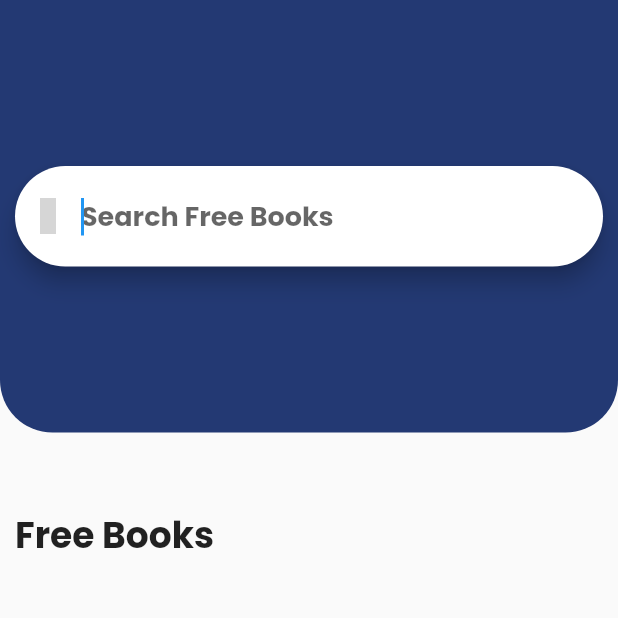
After one commit to hephzisoft/app_book, a Flutter app: the FreeBooks screen opened directly, after a tap on "Search Free Books", on a phone screen of 412 x 824 dp, the top half of it. The commit adds this screen. Run offline on Flutter 3.47's test engine with Material 2 defaults, Android fonts, the phone set to English and light mode, and no system bars; our stand-ins replace google_fonts, iconly; network calls fail; grey boxes are pictures that could not be loaded.

Commit message:
Finished the application

```diff
--- a/lib/main.dart
+++ b/lib/main.dart
@@ -23,7 +23,7 @@ class App extends StatelessWidget {
         initialRoute: '/',
         routes: {
           '/': (ctx) => const TabScreen(),
-          BookDetailsScreen.routeName: (ctx) => const BookDetailsScreen(),
+          BookDetailsScreen.routeName: (ctx) =>  const BookDetailsScreen(),
         },
         theme: AppTheme.theme,
       ),
--- a/lib/models/providers/book_providers.dart
+++ b/lib/models/providers/book_providers.dart
@@ -22,7 +22,6 @@ class BookProvider extends ChangeNotifier {
 
       final List<Books> loadedBooks = [];
 
-
       for (var book in extractedData) {
         var uuid = const Uuid().v4();
         loadedBooks.add(Books(
@@ -36,9 +35,11 @@ class BookProvider extends ChangeNotifier {
       }
 
       _allBooks = loadedBooks;
-    } catch (error) {
+    } catch (error) {}
+  }
 
-    }
+  Books findById(String id) {
+    return _allBooks.firstWhere((book) => book.id == id);
   }
 
   List<Books> get showFreeBooks {
@@ -49,13 +50,5 @@ class BookProvider extends ChangeNotifier {
     return _allBooks.where((book) => book.isPaid == true).toList();
   }
 
-  Books bookDetails(String id) {
-    return _allBooks.firstWhere((books) {
-      return books.id == id;
-    });
-  }
 
-  // Future<void> getBooks() async{
-  //   return ;
-  // }
 }
--- /dev/null
+++ b/lib/screens/free_books_screen.dart
@@ -0,0 +1,142 @@
+import 'package:app_book/widgets/book_image.dart';
+import 'package:flutter/cupertino.dart';
+// import 'package:flutter/cupertino.dart';
+import 'package:flutter/material.dart';
+import 'package:google_fonts/google_fonts.dart';
+import 'package:iconly/iconly.dart';
+import 'package:provider/provider.dart';
+
+import '../config/colors.dart';
+import '../models/books.dart';
+import '../models/providers/book_providers.dart';
+
+class FreeBooks extends StatefulWidget {
+  const FreeBooks({
+    super.key,
+  });
+
+  @override
+  State<FreeBooks> createState() => _FreeBooksState();
+}
+
+class _FreeBooksState extends State<FreeBooks> {
+  Future<void> _refreshBooks(BuildContext context) async {
+    await Provider.of<BookProvider>(context, listen: false).loadAllBooks();
+  }
+
+  bool _isLoading = false;
+
+  @override
+  void initState() {
+    _isLoading = true;
+
+    Provider.of<BookProvider>(context, listen: false).loadAllBooks().then((_) {
+      setState(() {
+        _isLoading = false;
+      });
+    });
+    super.initState();
+  }
+
+  String _searchQuery = '';
+  List<Books> _filteredBooks = [];
+  void _filterBooks() {
+    final bookProvider = Provider.of<BookProvider>(context, listen: false);
+    _filteredBooks = _searchQuery.isEmpty
+        ? bookProvider.showFreeBooks
+        : bookProvider.showFreeBooks.where((book) =>
+        book.title.toLowerCase().contains(_searchQuery.toLowerCase())).toList();
+  }
+
+  @override
+  Widget build(BuildContext context) {
+    final size = MediaQuery.of(context).size.height;
+    _filterBooks();
+
+
+    return Scaffold(
+      body: SingleChildScrollView(
+        child: Column(
+          children: [
+            Container(
+              padding: const EdgeInsets.all(10),
+              height: size * 0.35,
+              decoration: const BoxDecoration(
+                color: primaryColor,
+                borderRadius: BorderRadius.only(
+                  bottomLeft: Radius.circular(35),
+                  bottomRight: Radius.circular(35),
+                ),
+              ),
+              child: Center(
+                child: SearchBar(
+                  padding: MaterialStateProperty.all(
+                    const EdgeInsets.symmetric(vertical: 10, horizontal: 10),
+                  ),
+                  leading: const Icon(IconlyLight.search),
+                  hintStyle: MaterialStateProperty.all(
+                      GoogleFonts.poppins(fontSize: 18)),
+                  textStyle: MaterialStateProperty.all(
+                      GoogleFonts.poppins(fontSize: 18)),
+                  hintText: 'Search Free Books',
+                  constraints:
+                      const BoxConstraints(minHeight: 50, maxWidth: 400),
+                  onChanged: (value) {
+                    setState(() {
+                      _searchQuery = value;
+                      _filterBooks();
+                    });
+                  },
+                ),
+              ),
+            ),
+            SizedBox(
+              height: size * 0.05,
+            ),
+            Container(
+              height: size * 0.5,
+              padding: const EdgeInsets.all(10),
+              child: Column(
+                crossAxisAlignment: CrossAxisAlignment.start,
+                children: [
+                  Text(
+                    'Free Books',
+                    style: Theme.of(context).textTheme.titleMedium,
+                  ),
+                  const SizedBox(
+                    height: 30,
+                  ),
+                  Expanded(
+                    child: _isLoading
+                        ? const Center(
+                            child: CupertinoActivityIndicator(),
+                          )
+                        : RefreshIndicator(
+                            onRefresh: () => _refreshBooks(context),
+                            child: GridView.builder(
+                              itemCount: _filteredBooks.length,
+                              gridDelegate:
+                                  const SliverGridDelegateWithFixedCrossAxisCount(
+                                crossAxisCount: 2,
+                                childAspectRatio: 5 / 7,
+                                crossAxisSpacing: 10,
+                                mainAxisSpacing: 40,
+                              ),
+                              itemBuilder: (BuildContext context, int index) {
+                                return BookImage(
+                                  url: _filteredBooks[index].imageUrl,
+                                  id: _filteredBooks[index].id,
+                                );
+                              },
+                            ),
+                          ),
+                  ),
+                ],
+              ),
+            ),
+          ],
+        ),
+      ),
+    );
+  }
+}
```
Also changed, not shown: lib/screens/book_details_screen.dart (+25 -14 lines), lib/screens/home_screen.dart (deleted, +0 -84 lines), lib/screens/paid_books.dart (deleted, +0 -84 lines), lib/screens/paid_books_screen.dart (added, +140 -0 lines), lib/screens/tab_screen.dart (+9 -9 lines), lib/widgets/book_image.dart (+7 -2 lines).
